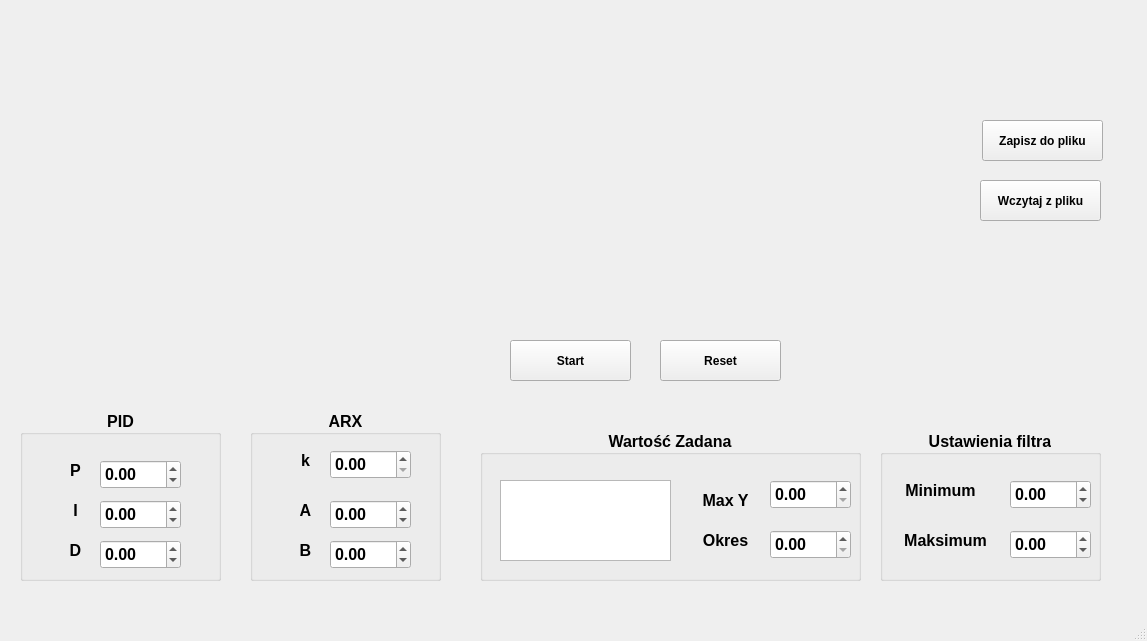
Before: the Qt Designer form symulator.ui in AleksandraWronaa/SymulatorUAR_GUI, drawn with Qt 5.
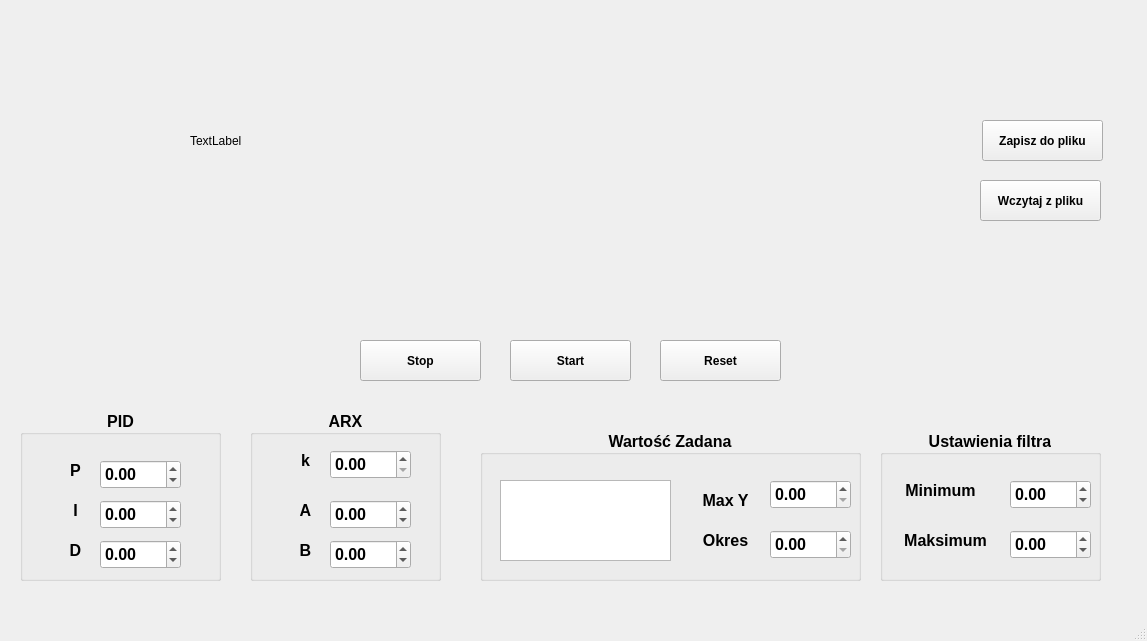
After: the same form once the commit is applied.

```diff
--- a/symulator.ui
+++ b/symulator.ui
@@ -558,6 +558,37 @@
      <string>Reset</string>
     </property>
    </widget>
+   <widget class="QLabel" name="label_wartosc">
+    <property name="geometry">
+     <rect>
+      <x>190</x>
+      <y>110</y>
+      <width>261</width>
+      <height>61</height>
+     </rect>
+    </property>
+    <property name="text">
+     <string>TextLabel</string>
+    </property>
+   </widget>
+   <widget class="QPushButton" name="button_stop">
+    <property name="geometry">
+     <rect>
+      <x>360</x>
+      <y>340</y>
+      <width>121</width>
+      <height>41</height>
+     </rect>
+    </property>
+    <property name="font">
+     <font>
+      <bold>true</bold>
+     </font>
+    </property>
+    <property name="text">
+     <string>Stop</string>
+    </property>
+   </widget>
   </widget>
   <widget class="QMenuBar" name="menubar">
    <property name="geometry">
```
Left out of the diff: 2 changed lines with no effect on the pictures.
